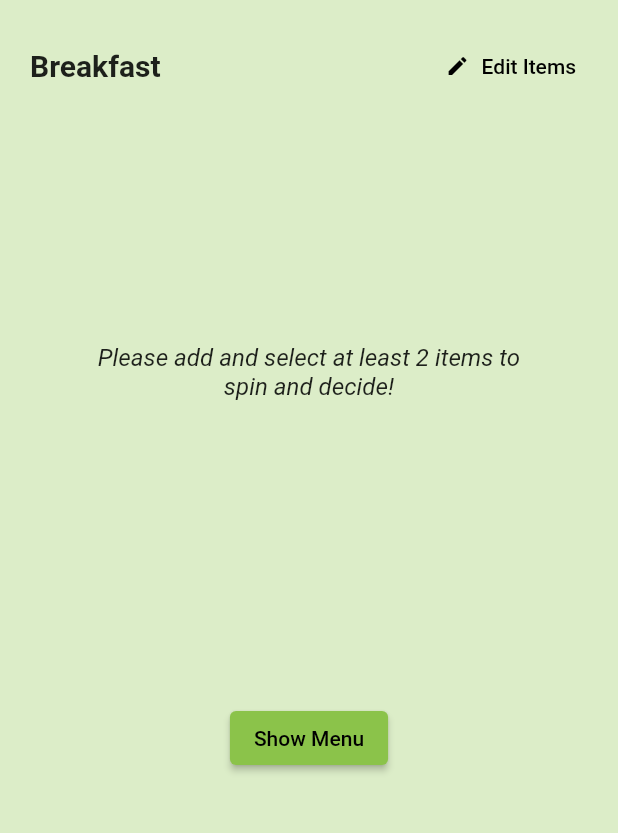
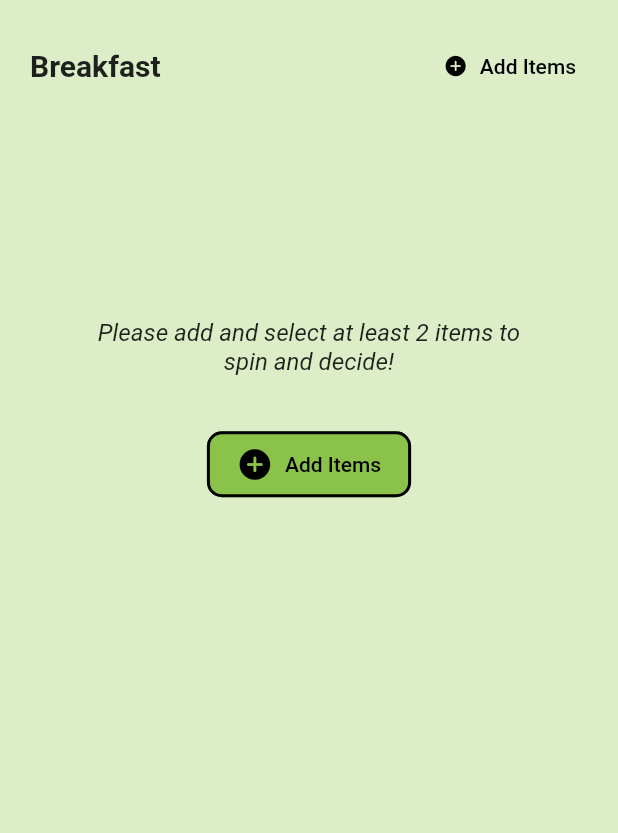
Before and after one commit to ssharanyab/menu-magician, a Flutter app: the SpinPage screen opened directly, on a phone screen of 412 x 824 dp, the part 210-1043 px from its top. Run offline on Flutter 3.47's test engine with Material 2 defaults, Android fonts, the phone set to English and light mode, and no system bars; our stand-ins replace flip_card, flutter_carousel_widget, flutter_fortune_wheel, get, shared_preferences, sqflite; accounts and stored records are empty.

Commit message:
Fix: Spin wheel details

```diff
--- a/lib/pages/spin_page.dart
+++ b/lib/pages/spin_page.dart
@@ -1,6 +1,7 @@
 import 'dart:async';
 import 'dart:math';
 
+import 'package:flutter/cupertino.dart';
 import 'package:flutter/material.dart';
 import 'package:flutter_fortune_wheel/flutter_fortune_wheel.dart';
 import 'package:get/get.dart';
@@ -49,12 +50,17 @@ class _SpinPageState extends State<SpinPage> {
   @override
   void initState() {
     super.initState();
-    meal = widget.meal ?? getMealFromTime();
+    // meal = widget.meal ?? getMealFromTime();
+    meal = Meals.breakfast;
     getMenuItems();
     showMenu().then((value) {
-      if (value != null) {
-        selectedMenuItem = value;
+      if (value != "") {
+        setState(() {
+          selectedMenuItem = value!;
           selectionMade = true;
+          initialSpin = false;
+          spinning = false;
+        });
       }
     });
     selected.stream.listen((value) {});
@@ -81,17 +87,19 @@ class _SpinPageState extends State<SpinPage> {
       menuItemsNames = [];
       getMenuItems();
       showMenu().then((value) {
-        print(value != null);
-        print(value);
-        if (value != null) {
-          selectedMenuItem = value;
+        if (value != "") {
+          setState(() {
+            selectedMenuItem = value!;
             selectionMade = true;
+            initialSpin = false;
+            spinning = false;
+          });
+        } else {
+          setState(() {
+            selectionMade = false;
             initialSpin = true;
             spinning = false;
-        } else {
-          initialSpin = true;
-          spinning = false;
-          selectionMade = false;
+          });
         }
       });
     });
@@ -185,14 +193,28 @@ class _SpinPageState extends State<SpinPage> {
                             );
                           });
                     },
-                    label: const Text(
+                    label: menuItemsNames.length < 2
+                        ? const Text(
+                            'Add Items',
+                            style: TextStyle(
+                              fontSize: 14.0,
+                              color: Colors.black,
+                            ),
+                          )
+                        : const Text(
                             'Edit Items',
                             style: TextStyle(
                               fontSize: 14.0,
                               color: Colors.black,
                             ),
                           ),
-                    icon: const Icon(
+                    icon: menuItemsNames.length < 2
+                        ? const Icon(
+                            CupertinoIcons.add_circled_solid,
+                            size: 16.0,
+                            color: Colors.black,
+                          )
+                        : const Icon(
                             Icons.edit,
                             size: 16.0,
                             color: Colors.black,
@@ -203,10 +225,12 @@ class _SpinPageState extends State<SpinPage> {
               const SizedBox(height: 30.0),
               SizedBox(
                 width: 300.0,
-                height: 300.0,
+                height: 350.0,
                 child: menuItemsNames.length < 2
-                    ? const Center(
-                        child: Text(
+                    ? Column(
+                        mainAxisAlignment: MainAxisAlignment.center,
+                        children: [
+                          const Text(
                             'Please add and select at least 2 items to spin and decide!',
                             style: TextStyle(
                               fontSize: 16.0,
@@ -214,6 +238,27 @@ class _SpinPageState extends State<SpinPage> {
                             ),
                             textAlign: TextAlign.center,
                           ),
+                          const SizedBox(height: 35.0),
+                          ElevatedButton.icon(
+                            style: ElevatedButton.styleFrom(
+                              side: const BorderSide(
+                                width: 2.0,
+                                color: Colors.black,
+                              ),
+                              shape: RoundedRectangleBorder(
+                                borderRadius: BorderRadius.circular(10.0),
+                              ),
+                              padding: const EdgeInsets.symmetric(
+                                horizontal: 20.0,
+                                vertical: 10.0,
+                              ),
+                              elevation: 0.0,
+                            ),
+                            onPressed: () {},
+                            label: const Text('Add Items'),
+                            icon: const Icon(CupertinoIcons.add_circled_solid),
+                          ),
+                        ],
                       )
                     : GestureDetector(
                         onTap: () => spinWheel(),
@@ -258,7 +303,7 @@ class _SpinPageState extends State<SpinPage> {
                       ),
               ),
               const SizedBox(height: 50.0),
-              menuItemsNames.length > 2
+              menuItemsNames.length >= 2
                   ? SizedBox(
                       width: 350.0,
                       child: selectionMade
@@ -281,7 +326,7 @@ class _SpinPageState extends State<SpinPage> {
                                       ),
                                     ),
                                     const TextSpan(
-                                      text: 'for your',
+                                      text: ' for your',
                                       style: TextStyle(
                                           color: Colors.black,
                                           fontWeight: FontWeight.normal),
@@ -323,7 +368,7 @@ class _SpinPageState extends State<SpinPage> {
                                 ))
                   : const SizedBox.shrink(),
               const SizedBox(height: 20.0),
-              !spinning && menuItemsNames.length > 2
+              !spinning && menuItemsNames.length >= 2
                   ? ElevatedButton(
                       style: ElevatedButton.styleFrom(
                         shape: RoundedRectangleBorder(
@@ -341,12 +386,6 @@ class _SpinPageState extends State<SpinPage> {
                           : const Text('Spin Again'),
                     )
                   : const SizedBox.shrink(),
-              ElevatedButton(
-                onPressed: () {
-                  showMenu();
-                },
-                child: const Text('Show Menu'),
-              )
             ],
           ),
         ),
```
Lines whose indentation alone changed are shown as unchanged.
